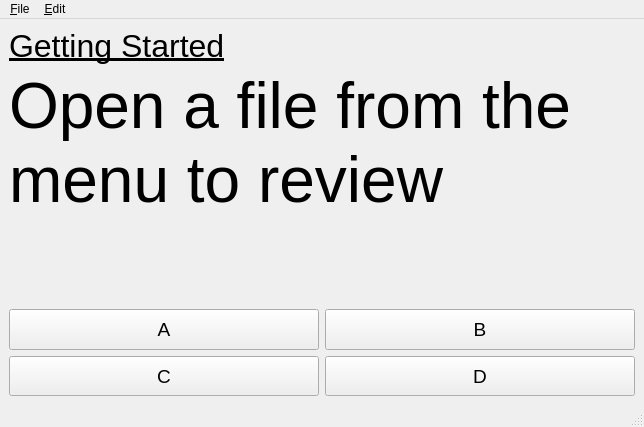
First picture: the form in drillbit/drillbit/ui/drillbit.ui, repository hk0i/lyngo, before the edit.
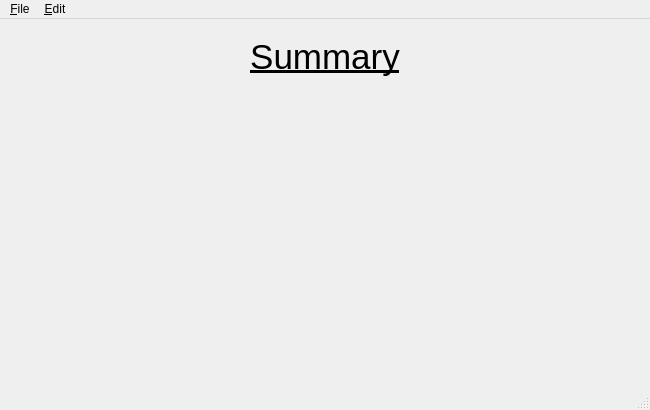
Second picture: the form after the edit. The open tabs and pages were chosen to show the change.

Commit message: Added stacked widget for driller app to swap to summary page later

```diff
--- a/drillbit/drillbit/ui/drillbit.ui
+++ b/drillbit/drillbit/ui/drillbit.ui
@@ -6,20 +6,27 @@
    <rect>
     <x>0</x>
     <y>0</y>
-    <width>644</width>
-    <height>427</height>
+    <width>650</width>
+    <height>410</height>
    </rect>
   </property>
   <property name="windowTitle">
    <string>Lyngo Drillbit</string>
   </property>
   <property name="styleSheet">
-   <string notr="true">QGridLayout &gt; QPushButton {
+   <string notr="true">#questionPage QPushButton {
 	min-height: 50px;
 	max-height: 50px;
 }</string>
   </property>
   <widget class="QWidget" name="centralwidget">
+   <layout class="QHBoxLayout" name="horizontalLayout">
+    <item>
+     <widget class="QStackedWidget" name="stackedWidget">
+      <property name="currentIndex">
+       <number>0</number>
+      </property>
+      <widget class="QWidget" name="questionPage">
    <layout class="QVBoxLayout" name="verticalLayout">
     <item>
      <widget class="QLabel" name="lblUnit">
@@ -90,7 +97,7 @@
         <property name="minimumSize">
          <size>
           <width>0</width>
-          <height>0</height>
+              <height>52</height>
          </size>
         </property>
         <property name="font">
@@ -173,13 +180,45 @@
     </item>
    </layout>
   </widget>
+      <widget class="QWidget" name="page_2">
+       <layout class="QVBoxLayout" name="verticalLayout_2">
+        <item>
+         <widget class="QLabel" name="label">
+          <property name="text">
+           <string>&lt;!DOCTYPE HTML PUBLIC &quot;-//W3C//DTD HTML 4.0//EN&quot; &quot;http://www.w3.org/TR/REC-html40/strict.dtd&quot;&gt;
+&lt;html&gt;&lt;head&gt;&lt;meta name=&quot;qrichtext&quot; content=&quot;1&quot; /&gt;&lt;style type=&quot;text/css&quot;&gt;
+p, li { white-space: pre-wrap; }
+&lt;/style&gt;&lt;/head&gt;&lt;body style=&quot; font-family:'Lucida Grande'; font-size:13pt; font-weight:400; font-style:normal;&quot;&gt;
+&lt;p align=&quot;center&quot; style=&quot; margin-top:0px; margin-bottom:0px; margin-left:0px; margin-right:0px; -qt-block-indent:0; text-indent:0px;&quot;&gt;&lt;span style=&quot; font-size:26pt; text-decoration: underline;&quot;&gt;Summary&lt;/span&gt;&lt;/p&gt;&lt;/body&gt;&lt;/html&gt;</string>
+          </property>
+         </widget>
+        </item>
+        <item>
+         <spacer name="verticalSpacer_2">
+          <property name="orientation">
+           <enum>Qt::Vertical</enum>
+          </property>
+          <property name="sizeHint" stdset="0">
+           <size>
+            <width>20</width>
+            <height>277</height>
+           </size>
+          </property>
+         </spacer>
+        </item>
+       </layout>
+      </widget>
+     </widget>
+    </item>
+   </layout>
+  </widget>
   <widget class="QMenuBar" name="menubar">
    <property name="geometry">
     <rect>
      <x>0</x>
      <y>0</y>
-     <width>644</width>
-     <height>23</height>
+     <width>650</width>
+     <height>22</height>
     </rect>
    </property>
    <widget class="QMenu" name="menu_File">
```
Lines whose indentation alone changed are shown as unchanged.
